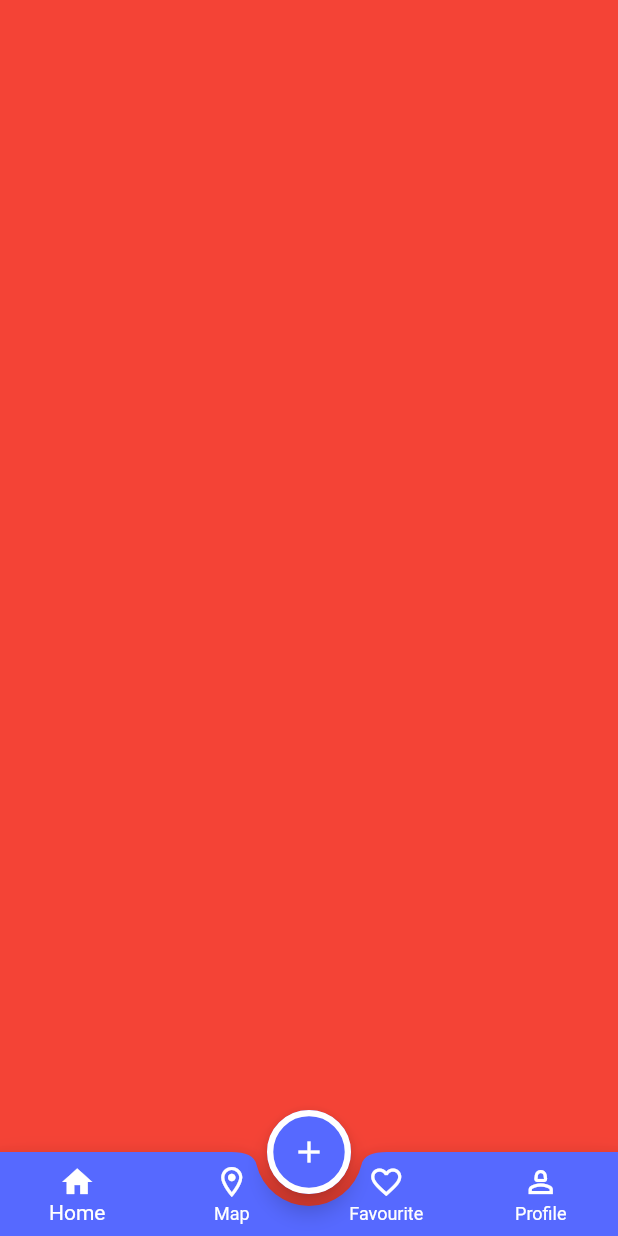
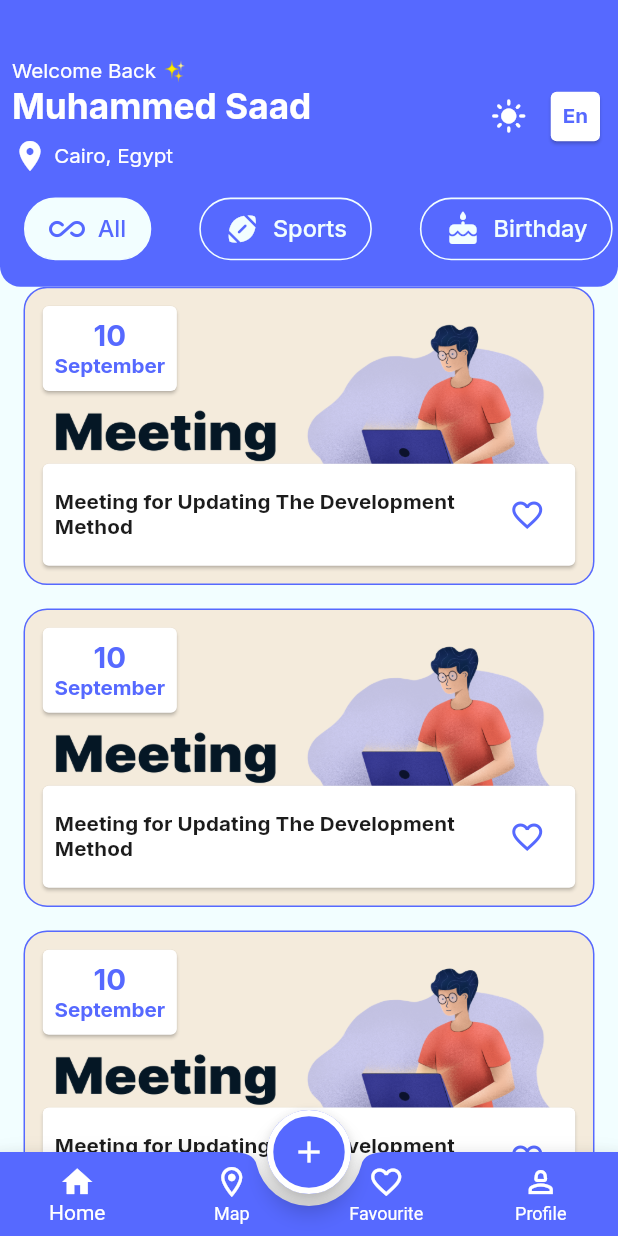
Before and after one commit to muhammedSaadX1/Evently-C16-Offline, a Flutter app: the screen it shows after launch, on a phone screen of 412 x 824 dp. Run offline on Flutter 3.47's test engine with Material 3 defaults, Android fonts, the phone set to English and light mode, and no system bars; our stand-ins replace flutter_screenutil, google_fonts.

Commit message:
finished Home tab

```diff
--- a/lib/config/theme/theme_manager.dart
+++ b/lib/config/theme/theme_manager.dart
@@ -68,6 +68,26 @@ class ThemeManager{
       ),
     ),
     textTheme: TextTheme(
+      headlineSmall:  GoogleFonts.inter(
+        fontSize: 14.sp,
+        fontWeight: FontWeight.w400,
+        color: ColorsManager.white,
+      ),
+      headlineLarge: GoogleFonts.inter(
+        fontSize: 24.sp,
+        fontWeight: FontWeight.w700,
+        color: ColorsManager.white,
+      ),
+      headlineMedium:  GoogleFonts.inter(
+        fontSize: 14.sp,
+        fontWeight: FontWeight.bold,
+        color: ColorsManager.blue,
+      ),
+      titleSmall:  GoogleFonts.inter(
+        fontSize: 14.sp,
+        fontWeight: FontWeight.bold,
+        color: ColorsManager.black1C,
+      ),
       bodySmall: GoogleFonts.inter(fontSize: 16.sp,color: ColorsManager.black10, fontWeight: FontWeight.w500 ),
     )
   );
--- /dev/null
+++ b/lib/core/extensions/date_time_ex.dart
@@ -0,0 +1,13 @@
+import 'package:intl/intl.dart';
+
+extension DateTimeEx on DateTime{
+  String get toFormattedDate{
+    DateFormat formatter = DateFormat("dd-MM-yyyy");
+  return formatter.format(this);
+  }
+
+  String get viewMonth{
+    DateFormat formatter = DateFormat("MMMM");
+    return formatter.format(this);
+  }
+}
--- a/lib/core/resources/assets_manager.dart
+++ b/lib/core/resources/assets_manager.dart
@@ -2,4 +2,12 @@ abstract class ImageAssets{
   static const String base = "assets/images";
   static const String eventlyLogo = "$base/evently_logo.png";
   static const String googleIcon = "$base/google_icon.png";
+  static const String birthday = "$base/birthday.png";
+  static const String exhibition = "$base/exhibition.png";
+  static const String gaming = "$base/gaming.png";
+  static const String holiday = "$base/holiday.png";
+  static const String meeting = "$base/meeting.png";
+  static const String sports = "$base/sports.png";
+  static const String workShop = "$base/workshop.png";
+  static const String eating = "$base/eating.png";
 }
--- /dev/null
+++ b/lib/core/widgets/custom_tab_bar.dart
@@ -0,0 +1,62 @@
+import 'package:evently_offline_sun/core/resources/colors_manager.dart'
+    show ColorsManager;
+import 'package:evently_offline_sun/core/widgets/tab_item.dart' show TabItem;
+import 'package:evently_offline_sun/models/category_model.dart'
+    show CategoryModel;
+import 'package:flutter/material.dart';
+import 'package:flutter_screenutil/flutter_screenutil.dart';
+
+class CustomTabBar extends StatefulWidget {
+  const CustomTabBar({
+    super.key,
+    required this.selectedBgColor,
+    required this.selectedFgColor,
+    required this.unSelectedBgColor,
+    required this.unselectedFgColor,
+    required this.categories
+  });
+
+  final Color selectedBgColor;
+  final Color unSelectedBgColor;
+  final Color selectedFgColor;
+  final Color unselectedFgColor;
+  final List<CategoryModel> categories;
+
+  @override
+  State<CustomTabBar> createState() => _CustomTabBarState();
+}
+
+class _CustomTabBarState extends State<CustomTabBar> {
+  int selectedIndex = 0;
+
+  @override
+  Widget build(BuildContext context) {
+    return DefaultTabController(
+      length:widget.categories.length,
+      child: TabBar(
+        onTap: (index) {
+          selectedIndex = index;
+          setState(() {});
+        },
+        padding: REdgeInsets.symmetric(vertical: 16),
+
+        isScrollable: true,
+        indicatorColor: Colors.transparent,
+        tabs: widget.categories
+            .map(
+              (category) => TabItem(
+                selectedTabBgColor: widget.selectedBgColor,
+                selectedTabFgColor: widget.selectedFgColor,
+                unSelectedTabBgColor: widget.unSelectedBgColor,
+                unSelectedTabFgColor: widget.unselectedFgColor,
+                isSelected:
+                    selectedIndex ==
+                    CategoryModel.categoriesWithAll.indexOf(category),
+                category: category,
+              ),
+            )
+            .toList(),
+      ),
+    );
+  }
+}
--- /dev/null
+++ b/lib/core/widgets/tab_item.dart
@@ -0,0 +1,42 @@
+import 'package:evently_offline_sun/models/category_model.dart';
+import 'package:flutter/material.dart';
+import 'package:flutter_screenutil/flutter_screenutil.dart';
+import 'package:google_fonts/google_fonts.dart';
+
+class TabItem extends StatelessWidget {
+  const TabItem({
+    super.key,
+    required this.selectedTabBgColor,
+    required this.selectedTabFgColor,
+    required this.unSelectedTabBgColor,
+    required this.unSelectedTabFgColor,
+    required this.isSelected,
+    required this.category
+  });
+
+  final Color selectedTabBgColor;
+  final Color selectedTabFgColor;
+  final Color unSelectedTabBgColor;
+  final Color unSelectedTabFgColor;
+  final bool isSelected;
+  final CategoryModel category;
+
+  @override
+  Widget build(BuildContext context) {
+    return Container(
+padding: REdgeInsets.symmetric(horizontal: 16, vertical: 8),
+      decoration: BoxDecoration(
+          color: isSelected ? selectedTabBgColor: unSelectedTabBgColor,
+          borderRadius: BorderRadius.circular(36.r),
+      border: Border.all(color: selectedTabBgColor, width: 1.w)
+      ),
+      child: Row(
+        children: [
+          Icon(category.iconData, color: isSelected? selectedTabFgColor : unSelectedTabFgColor,),
+          SizedBox(width: 8.w,),
+          Text(category.name, style: GoogleFonts.inter(fontSize: 16.sp, fontWeight: FontWeight.w500, color: isSelected ? selectedTabFgColor: unSelectedTabFgColor),)
+        ],
+      ),
+    );
+  }
+}
--- /dev/null
+++ b/lib/features/main_layout/tabs/home/event_item.dart
@@ -0,0 +1,106 @@
+import 'package:evently_offline_sun/core/extensions/date_time_ex.dart';
+import 'package:evently_offline_sun/core/resources/assets_manager.dart';
+import 'package:evently_offline_sun/core/resources/colors_manager.dart';
+import 'package:evently_offline_sun/models/event_model.dart';
+import 'package:flutter/material.dart';
+import 'package:flutter_screenutil/flutter_screenutil.dart';
+import 'package:google_fonts/google_fonts.dart';
+import 'package:intl/intl.dart';
+
+class EventItem extends StatelessWidget {
+  EventItem({super.key, required this.event});
+
+  final EventModel event;
+  List<String> monthes = [
+    "Jan",
+    "Feb",
+    "March",
+    "Apri",
+    "May",
+    "Jun",
+    "Jul",
+    "Aug",
+    "Sep",
+    "Oct",
+    "Nov",
+    "Dec",
+  ];
+
+  @override
+  Widget build(BuildContext context) {
+    return Stack(
+      children: [
+        Container(
+          padding: REdgeInsets.all(8),
+          margin: REdgeInsets.symmetric(horizontal: 16),
+          width: double.infinity,
+          height: 203.h,
+          decoration: BoxDecoration(
+            image: DecorationImage(
+              fit: BoxFit.fill,
+              image: AssetImage(ImageAssets.meeting),
+            ),
+            borderRadius: BorderRadius.circular(16.r),
+            border: Border.all(color: ColorsManager.blue, width: 1),
+          ),
+          child: Column(
+            crossAxisAlignment: CrossAxisAlignment.start,
+            children: [
+              Card(
+                child: Padding(
+                  padding: REdgeInsets.all(8.0),
+                  child: Column(
+                    children: [
+                      Text(
+                        event.dateTime.day.toString(),
+                        style: GoogleFonts.inter(
+                          fontWeight: FontWeight.bold,
+                          fontSize: 20.sp,
+                          color: ColorsManager.blue,
+                        ),
+                      ),
+                      Text(
+                        event.dateTime.viewMonth,
+                        style: GoogleFonts.inter(
+                          fontWeight: FontWeight.bold,
+                          fontSize: 14.sp,
+                          color: ColorsManager.blue,
+                        ),
+                      ),
+                    ],
+                  ),
+                ),
+              ),
+              Spacer(),
+              Card(
+                child: Padding(
+                  padding: const EdgeInsets.symmetric(
+                    horizontal: 8.0,
+                    vertical: 10,
+                  ),
+                  child: Row(
+                    children: [
+                      Expanded(
+                        child: Text(
+                          event.title,
+                          style: Theme.of(context).textTheme.titleSmall,
+                        ),
+                      ),
+                      IconButton(
+                        onPressed: () {},
+                        icon: Icon(
+                          Icons.favorite_border,
+                          color: ColorsManager.blue,
+                        ),
+                      ),
+                    ],
+                  ),
+                ),
+              ),
+            ],
+          ),
+        ),
+      ],
+    );
+  }
+}
--- a/lib/features/main_layout/tabs/home/home_tab.dart
+++ b/lib/features/main_layout/tabs/home/home_tab.dart
@@ -1,12 +1,104 @@
+import 'package:evently_offline_sun/core/resources/colors_manager.dart';
+import 'package:evently_offline_sun/core/widgets/custom_tab_bar.dart';
+import 'package:evently_offline_sun/core/widgets/tab_item.dart';
+import 'package:evently_offline_sun/features/main_layout/tabs/home/event_item.dart';
+import 'package:evently_offline_sun/models/category_model.dart';
+import 'package:evently_offline_sun/models/event_model.dart';
 import 'package:flutter/material.dart';
+import 'package:flutter_screenutil/flutter_screenutil.dart';
+import 'package:google_fonts/google_fonts.dart';
 
-class HomeTab extends StatelessWidget {
+class HomeTab extends StatefulWidget {
   const HomeTab({super.key});
 
   @override
+  State<HomeTab> createState() => _HomeTabState();
+}
+
+class _HomeTabState extends State<HomeTab> {
+  int selectedIndex = 0;
+
+  @override
   Widget build(BuildContext context) {
-    return Container(
-      color: Colors.red,
+    return Column(
+      children: [
+        Container(
+          padding: REdgeInsets.only(top: 40),
+          width: double.infinity,
+
+          decoration: BoxDecoration(
+            color: ColorsManager.blue,
+
+            borderRadius: BorderRadius.vertical(bottom: Radius.circular(14.r)),
+          ),
+          child: Column(
+            children: [
+              Padding(
+                padding: const EdgeInsets.symmetric(horizontal: 8.0),
+                child: Row(
+                  children: [
+                    Column(
+                      crossAxisAlignment: CrossAxisAlignment.start,
+                      children: [
+                        Text(
+                          "Welcome Back ✨",
+                          style: Theme.of(context).textTheme.headlineSmall,
+                        ),
+                        Text(
+                          "Muhammed Saad",
+                          style: Theme.of(context).textTheme.headlineLarge,
+                        ),
+                        SizedBox(height: 8.h),
+                        Row(
+                          children: [
+                            Icon(Icons.location_on, color: ColorsManager.white),
+
+                            SizedBox(width: 4.w),
+                            Text(
+                              "Cairo, Egypt",
+                              style: Theme.of(context).textTheme.headlineSmall,
+                            ),
+                          ],
+                        ),
+                      ],
+                    ),
+                    Spacer(),
+                    IconButton(
+                      onPressed: () {},
+                      icon: Icon(Icons.light_mode, color: ColorsManager.white),
+                    ),
+
+                    InkWell(
+                      onTap: () {},
+                      child: Card(
+                        child: Padding(
+                          padding: const EdgeInsets.all(8.0),
+                          child: Text(
+                            "En",
+                            style: Theme.of(context).textTheme.headlineMedium,
+                          ),
+                        ),
+                      ),
+                    ),
+                  ],
+                ),
+              ),
+              //   SizedBox(height: 8,),
+              CustomTabBar(
+                categories: CategoryModel.categoriesWithAll,
+                selectedBgColor: ColorsManager.whiteBlue,
+                selectedFgColor: ColorsManager.blue,
+                unSelectedBgColor: Colors.transparent,
+                unselectedFgColor: ColorsManager.whiteBlue,
+              ),
+            ],
+          ),
+        ),
+       Expanded(child: ListView.separated(
+           itemBuilder: (context, index)=> EventItem(event: EventModel(category: CategoryModel.categoriesWithAll[3], title: "Meeting for Updating The Development Method ", description: "Meeting for Updating The Development Method ", dateTime: DateTime.now(), timeOfDay: TimeOfDay.now()),),
+           separatorBuilder: (context, index)=>SizedBox(height: 16.h,),
+           itemCount: 20))
+      ],
     );
   }
 }
--- /dev/null
+++ b/lib/models/category_model.dart
@@ -0,0 +1,23 @@
+import 'package:flutter/material.dart';
+
+class CategoryModel{
+  String id;
+  String name;
+  IconData iconData;
+  String imagePath;
+  CategoryModel({required this.id, required this.name, required this.iconData, required this.imagePath});
+
+
+  static List<CategoryModel> categoriesWithAll = [
+    CategoryModel(id: "0", name: "All", iconData: Icons.all_inclusive_rounded, imagePath: ""),
+    CategoryModel(id: "1", name: "Sports", iconData: Icons.sports_football_rounded, imagePath: ""),
+    CategoryModel(id: "2", name: "Birthday", iconData: Icons.cake_rounded, imagePath: ""),
+    CategoryModel(id: "3", name: "Meeting", iconData: Icons.laptop_mac_rounded, imagePath: ""),
+    CategoryModel(id: "4", name: "Gaming", iconData: Icons.gamepad_rounded, imagePath: ""),
+    CategoryModel(id: "5", name: "Eating", iconData: Icons.local_pizza_rounded, imagePath: ""),
+    CategoryModel(id: "6", name: "Holiday", iconData: Icons.holiday_village_rounded, imagePath: ""),
+    CategoryModel(id: "7", name: "Exhibition", iconData: Icons.water_drop_rounded, imagePath: ""),
+    CategoryModel(id: "8", name: "WorkShop", iconData: Icons.workspaces_rounded, imagePath: ""),
+    CategoryModel(id: "9", name: "bookClub", iconData: Icons.book_rounded, imagePath: ""),
+  ];
+}
--- /dev/null
+++ b/lib/models/event_model.dart
@@ -0,0 +1,18 @@
+import 'package:evently_offline_sun/models/category_model.dart';
+import 'package:flutter/material.dart';
+
+class EventModel {
+  CategoryModel category;
+  String title;
+  String description;
+  DateTime dateTime;
+  TimeOfDay timeOfDay;
+
+  EventModel({
+    required this.category,
+    required this.title,
+    required this.description,
+    required this.dateTime,
+    required this.timeOfDay,
+  });
+}
--- a/pubspec.yaml
+++ b/pubspec.yaml
@@ -36,6 +36,7 @@ dependencies:
   cupertino_icons: ^1.0.8
   google_fonts: ^6.3.1
   flutter_screenutil: ^5.9.3
+  intl: ^0.20.2
 
 dev_dependencies:
   flutter_test:
```
Also changed, not shown: assets/images/birthday.png (added), assets/images/book_club.png (added), assets/images/eating.png (added), assets/images/exhibition.png (added), assets/images/gaming.png (added), assets/images/holiday.png (added), assets/images/meeting.png (added), assets/images/sports.png (added), assets/images/workshop.png (added), pubspec.lock.
